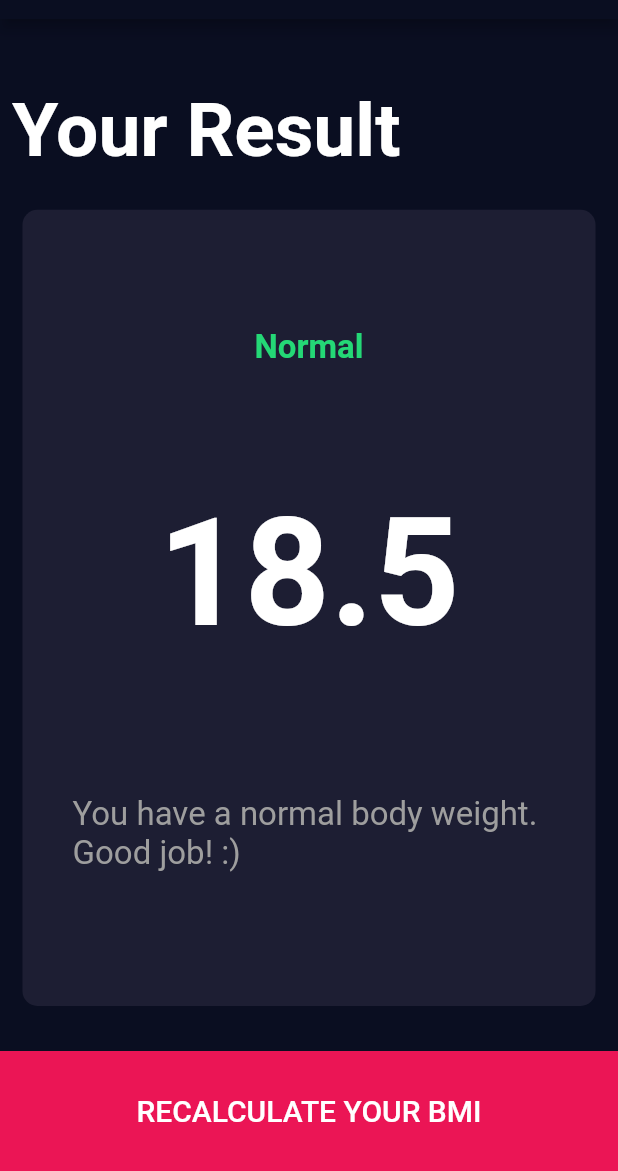
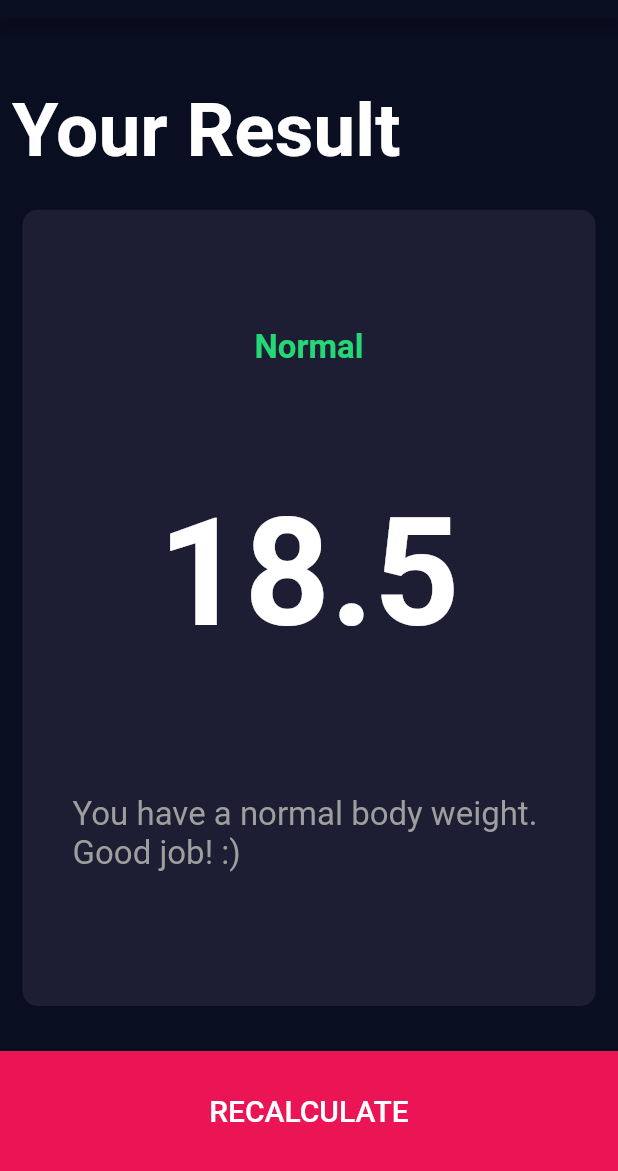
Before and after one commit to sambarannnn/bmi_calculator_app, a Flutter app: the screen it shows after launch, after a tap on "CALCULATE YOUR BMI", on a phone screen of 412 x 824 dp, the part 65-1236 px from its top. Run offline on Flutter 3.47's test engine with Material 2 defaults, Android fonts, the phone set to English and light mode, and no system bars; our stand-ins replace font_awesome_flutter; missing offline and left inert: dart:ffi.

Commit message:
tweaks and icons

```diff
--- a/lib/screens/results_page.dart
+++ b/lib/screens/results_page.dart
@@ -70,7 +70,7 @@ class ResultsPage extends StatelessWidget {
             ),
           ),
           BottomButton(
-            buttonTitle: 'RECALCULATE YOUR BMI',
+            buttonTitle: 'RECALCULATE',
             onTap: () {
               Navigator.pop(context);
             },
```
Also changed, not shown: 37 other files.
